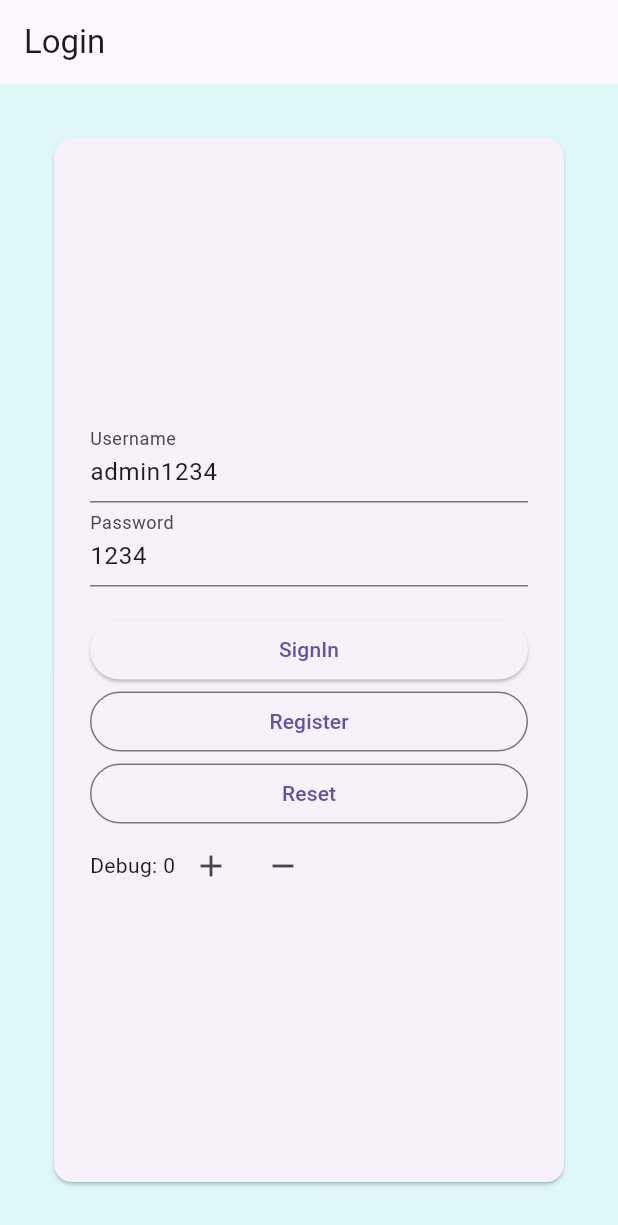
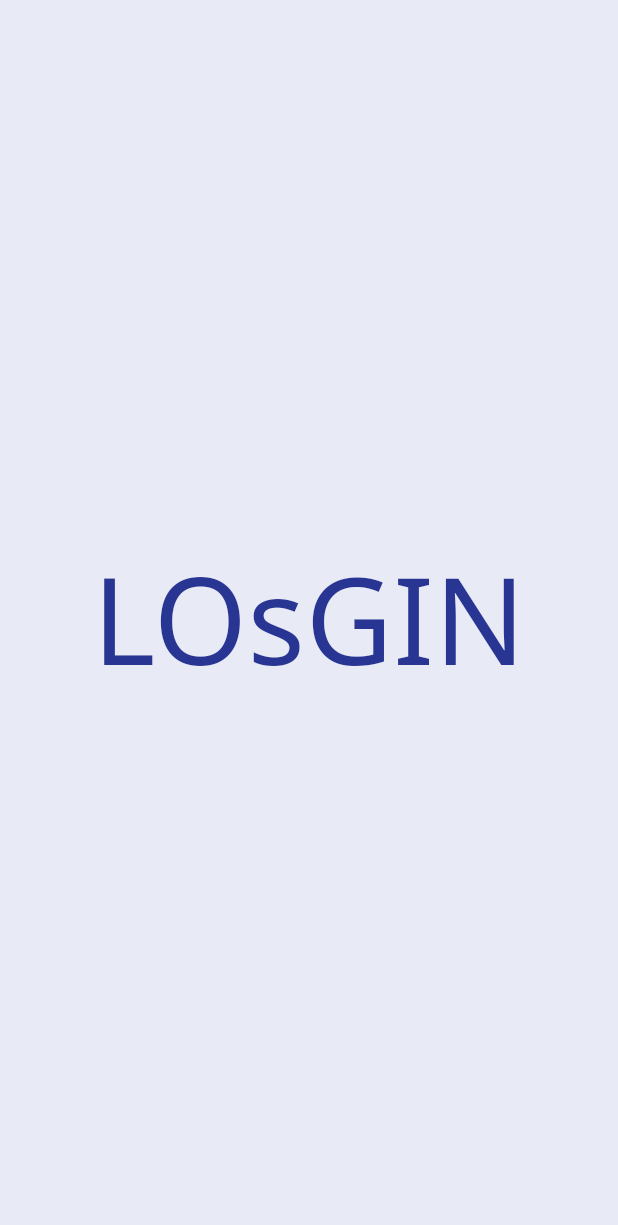
Before and after one commit to Lubpui/flutter_101, a Flutter app: the screen it shows after launch, on a phone screen of 412 x 824 dp. Shown: the top 1225 px of the screen. Run offline on Flutter 3.47's test engine with Material 3 defaults, Android fonts, the phone set to English and light mode, and no system bars; Roboto replaces fonts that are missing (Noto Sans); project files that could hold a hidden picture were left out.

```diff
--- a/lib/main.dart
+++ b/lib/main.dart
@@ -1,6 +1,20 @@
+// ignore_for_file: prefer_const_constructors
+
 import 'package:flutter/material.dart';
-import 'package:flutter_101/src/app.dart';
+import 'package:flutter_101/src/pages/login_page.dart';
 
 void main() {
-  runApp(const App());
+  runApp(const MyApp());
 }
+
+class MyApp extends StatelessWidget {
+  const MyApp({super.key});
+
+  @override
+  Widget build(BuildContext context) {
+    return MaterialApp(
+      debugShowCheckedModeBanner: false,
+      home: LoginPage(),
+    );
+  }
+}
--- a/lib/src/app.dart
+++ /dev/null
@@ -1,16 +0,0 @@
-import 'package:flutter/material.dart';
-import 'package:flutter_101/src/pages/login/login_page.dart';
-import 'package:flutter_101/src/pages/routes.dart';
-
-class App extends StatelessWidget {
-  const App({Key? key}) : super(key: key);
-
-  @override
-  Widget build(BuildContext context) {
-    return MaterialApp(
-      title: 'Flutter 101',
-      routes: AppRoute.all,
-      home: LoginPage(),
-    );
-  }
-}
--- a/lib/src/pages/login/login_page.dart
+++ /dev/null
@@ -1,114 +0,0 @@
-import 'package:flutter/material.dart';
-import 'package:flutter_101/src/pages/routes.dart';
-
-class LoginPage extends StatefulWidget {
-  const LoginPage({Key? key}) : super(key: key);
-
-  @override
-  State<LoginPage> createState() => _LoginPageState();
-}
-
-class _LoginPageState extends State<LoginPage> {
-  final TextEditingController _usernameController = TextEditingController();
-  final TextEditingController _passwordController = TextEditingController();
-
-  int _count = 0;
-
-  @override
-  void initState() {
-    super.initState();
-    _usernameController.text = 'admin1234';
-    _passwordController.text = '1234';
-  }
-
-  @override
-  Widget build(BuildContext context) {
-    return Scaffold(
-      appBar: AppBar(
-        title: const Text('Login'),
-      ),
-      body: Container(
-        width: double.infinity,
-        height: double.infinity,
-        color: Colors.cyan[50],
-        child: Padding(
-          padding: const EdgeInsets.all(32),
-          child: Card(
-            child: Container(
-              padding: const EdgeInsets.all(24),
-              child: Column(
-                mainAxisAlignment: MainAxisAlignment.center,
-                crossAxisAlignment: CrossAxisAlignment.stretch,
-                children: [
-                  ..._buildTextField(),
-                  const SizedBox(height: 18),
-                  ..._buildButton(),
-                  Row(
-                    children: [
-                      Text('Debug: $_count'),
-                      IconButton(
-                        onPressed: () {
-                          setState(() => _count++);
-                        },
-                        icon: const Icon(Icons.add),
-                      ),
-                      IconButton(
-                        onPressed: () {
-                          setState(() => _count--);
-                        },
-                        icon: const Icon(Icons.remove),
-                      )
-                    ],
-                  )
-                ],
-              ),
-            ),
-          ),
-        ),
-      ),
-    );
-  }
-
-  void _handleClickLogin() {
-    Navigator.pushNamed(context, AppRoute.home);
-  }
-
-  void _handleClickRegister() {
-    Navigator.pushNamed(context, AppRoute.register);
-  }
-
-  void _handleClickReset() {
-    _usernameController.text = '';
-    _passwordController.text = '';
-  }
-
-  _buildTextField() {
-    return [
-      TextField(
-        controller: _usernameController,
-        decoration: const InputDecoration(labelText: 'Username'),
-      ),
-      TextField(
-        controller: _passwordController,
-        decoration: const InputDecoration(labelText: 'Password'),
-      )
-    ];
-  }
-
-  _buildButton() {
-    return [
-      ElevatedButton(
-        onPressed: _handleClickLogin,
-        child: const Text('SignIn'),
-      ),
-      OutlinedButton(
-        onPressed: _handleClickRegister,
-        child: const Text('Register'),
-      ),
-      OutlinedButton(
-        onPressed: _handleClickReset,
-        child: const Text('Reset'),
-      )
-    ];
-  }
-}
--- /dev/null
+++ b/lib/src/pages/login_page.dart
@@ -0,0 +1,36 @@
+// ignore_for_file: prefer_const_constructors, prefer_const_literals_to_create_immutables
+
+import 'package:flutter/material.dart';
+
+class LoginPage extends StatelessWidget {
+  const LoginPage({super.key});
+
+  @override
+  Widget build(BuildContext context) {
+    return Scaffold(
+      backgroundColor: Colors.indigo[50],
+      body: SafeArea(
+        child: Center(
+          child: Column(mainAxisAlignment: MainAxisAlignment.center, children: [
+            // title
+            Text(
+              'LOsGIN',
+              style: TextStyle(
+                color: Colors.indigo[800],
+                fontSize: 80,
+                // fontWeight: FontWeight.bold,
+                fontFamily: 'Noto Sans',
+              ),
+            )
+
+            // text field
+
+            //button
+
+            //sign in with google
+          ]),
+        ),
+      ),
+    );
+  }
+}
--- a/lib/src/pages/routes.dart
+++ /dev/null
@@ -1,16 +0,0 @@
-import 'package:flutter/material.dart';
-import 'package:flutter_101/src/pages/home/home_page.dart';
-import 'package:flutter_101/src/pages/login/login_page.dart';
-import 'package:flutter_101/src/pages/register/register_page.dart';
-
-class AppRoute {
-  static const home = 'home';
-  static const login = 'login';
-  static const register = 'register';
-
-  static get all => <String, WidgetBuilder>{
-        home: (BuildContext context) => const HomePage(),
-        login: (BuildContext context) => const LoginPage(),
-        register: (BuildContext context) => const RegisterPage(),
-      };
-}
```
Also changed, not shown: lib/src/pages/home/home_page.dart (deleted, +0 -22 lines), lib/src/pages/register/register_page.dart (deleted, +0 -15 lines), lib/src/pages/total_courses_page.dart (added, +17 -0 lines), pubspec.yaml (+44 -47 lines), fonts/Noto/NotoSans-Bold.ttf (added), fonts/Noto/NotoSans-Medium.ttf (added), fonts/Noto/NotoSans-Regular.ttf (added), fonts/PermanentMarker/PermanentMarker-Regular.ttf (added), lib/images/google_logo.png (added), 1 other file.
